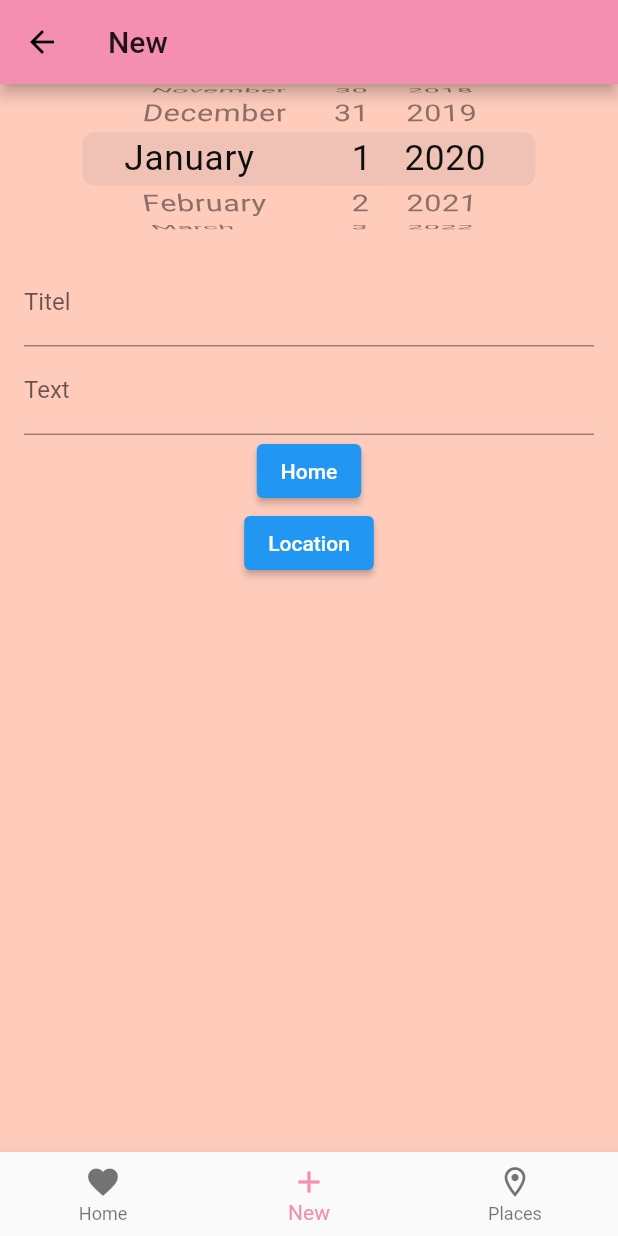
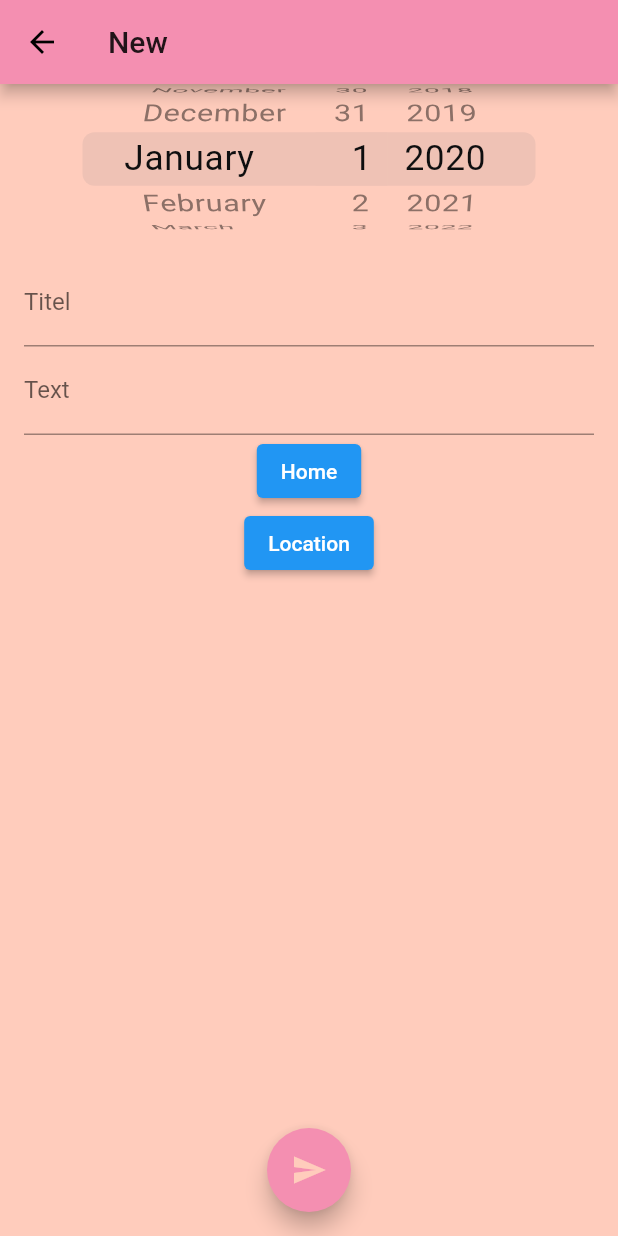
Before and after one commit to natascha20/Memory-Collector, a Flutter app: the New screen opened directly, on a phone screen of 412 x 824 dp. Run offline on Flutter 3.47's test engine with Material 2 defaults, Android fonts, the phone set to English and light mode, and no system bars.

Commit message:
Send button

```diff
--- a/memorycollector/lib/main.dart
+++ b/memorycollector/lib/main.dart
@@ -115,24 +115,23 @@ class New extends StatelessWidget {
           ),
         ],
       ),
-      bottomNavigationBar: BottomNavigationBar(
-        items: [
-          BottomNavigationBarItem(
-            icon: Icon(Icons.favorite),
-            label: 'Home',
-          ),
-          BottomNavigationBarItem(
-            icon: Icon(Icons.add),
-            label: 'New',
-          ),
-          BottomNavigationBarItem(
-            icon: Icon(Icons.location_on_outlined),
-            label: 'Places',
-          ),
-        ],
-        currentIndex: _selectedIndex,
-        selectedItemColor: Theme.of(context).primaryColor,
-        onTap: _onItemTapped,
+
+      floatingActionButtonLocation: FloatingActionButtonLocation.centerFloat,
+      floatingActionButton: FloatingActionButton(
+        backgroundColor: Theme.of(context).primaryColor,
+        foregroundColor: Theme.of(context).accentColor,
+        onPressed: () {
+          return showDialog(
+            context: context,
+            builder: (context) {
+              return AlertDialog(
+                content: Text(date + ' ' + title + '\n' + summary),
+              );
+            },
+          );
+        },
+        tooltip: 'Show me the value',
+        child: Icon(Icons.send),
       ),
     );
   }
@@ -163,25 +162,6 @@ class Location extends StatelessWidget {
             },
           )
         ],
-      ),
-      bottomNavigationBar: BottomNavigationBar(
-        items: [
-          BottomNavigationBarItem(
-            icon: Icon(Icons.favorite),
-            label: 'Home',
-          ),
-          BottomNavigationBarItem(
-            icon: Icon(Icons.add),
-            label: 'New',
-          ),
-          BottomNavigationBarItem(
-            icon: Icon(Icons.location_on_outlined),
-            label: 'Places',
-          ),
-        ],
-        currentIndex: _selectedIndex,
-        selectedItemColor: Theme.of(context).primaryColor,
-        onTap: _onItemTapped,
       ),
     );
   }
@@ -233,42 +213,6 @@ class _MyHomePageState extends State<MyHomePage> {
           )
         ],
       ),
-      floatingActionButtonLocation: FloatingActionButtonLocation.centerFloat,
-      floatingActionButton: FloatingActionButton(
-        backgroundColor: Theme.of(context).primaryColor,
-        foregroundColor: Theme.of(context).accentColor,
-        onPressed: () {
-          return showDialog(
-            context: context,
-            builder: (context) {
-              return AlertDialog(
-                content: Text(date + ' ' + title + '\n' + summary),
-              );
-            },
-          );
-        },
-        tooltip: 'Show me the value',
-        child: Icon(Icons.send),
-      ),
-      bottomNavigationBar: BottomNavigationBar(
-        items: [
-          BottomNavigationBarItem(
-            icon: Icon(Icons.favorite),
-            label: 'Home',
-          ),
-          BottomNavigationBarItem(
-            icon: Icon(Icons.add),
-            label: 'New',
-          ),
-          BottomNavigationBarItem(
-            icon: Icon(Icons.location_on_outlined),
-            label: 'Places',
-          ),
-        ],
-        currentIndex: _selectedIndex,
-        selectedItemColor: Theme.of(context).primaryColor,
-        onTap: _onItemTapped,
-      ),
     );
   }
 }
```
